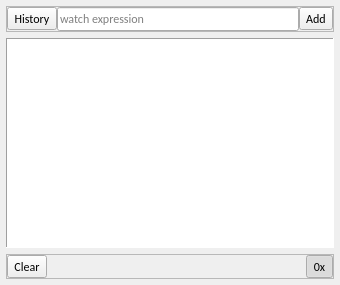
First picture: the form in src/view/WidgetExpression.ui, repository ukyouz/Visual-Studio-Debug-Tools, before the edit.
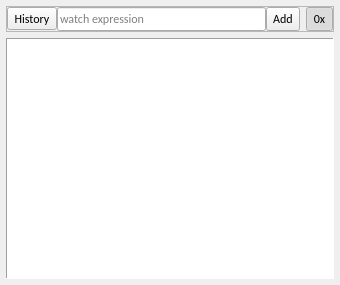
Second picture: the form after the edit. Icons and pictures are not drawn.

The edit to the form file:
```diff
--- a/src/view/WidgetExpression.ui
+++ b/src/view/WidgetExpression.ui
@@ -92,6 +92,12 @@
         </item>
         <item>
          <widget class="QToolButton" name="btnParse">
+          <property name="sizePolicy">
+           <sizepolicy hsizetype="Fixed" vsizetype="Ignored">
+            <horstretch>0</horstretch>
+            <verstretch>0</verstretch>
+           </sizepolicy>
+          </property>
           <property name="text">
            <string>Add</string>
           </property>
@@ -99,6 +105,31 @@
         </item>
        </layout>
       </item>
+      <item>
+       <widget class="QToolButton" name="btnToggleHex">
+        <property name="sizePolicy">
+         <sizepolicy hsizetype="Fixed" vsizetype="Ignored">
+          <horstretch>0</horstretch>
+          <verstretch>0</verstretch>
+         </sizepolicy>
+        </property>
+        <property name="text">
+         <string>0x</string>
+        </property>
+        <property name="checkable">
+         <bool>true</bool>
+        </property>
+        <property name="checked">
+         <bool>true</bool>
+        </property>
+        <property name="toolButtonStyle">
+         <enum>Qt::ToolButtonTextOnly</enum>
+        </property>
+        <property name="autoRaise">
+         <bool>true</bool>
+        </property>
+       </widget>
+      </item>
      </layout>
     </widget>
    </item>
@@ -142,69 +173,6 @@
      </property>
     </widget>
    </item>
-   <item>
-    <widget class="QFrame" name="frame">
-     <property name="frameShape">
-      <enum>QFrame::StyledPanel</enum>
-     </property>
-     <property name="frameShadow">
-      <enum>QFrame::Raised</enum>
-     </property>
-     <layout class="QHBoxLayout" name="horizontalLayout_2">
-      <property name="leftMargin">
-       <number>0</number>
-      </property>
-      <property name="topMargin">
-       <number>0</number>
-      </property>
-      <property name="rightMargin">
-       <number>0</number>
-      </property>
-      <property name="bottomMargin">
-       <number>0</number>
-      </property>
-      <item>
-       <widget class="QToolButton" name="btnClear">
-        <property name="text">
-         <string>Clear</string>
-        </property>
-       </widget>
-      </item>
-      <item>
-       <spacer name="horizontalSpacer">
-        <property name="orientation">
-         <enum>Qt::Horizontal</enum>
-        </property>
-        <property name="sizeHint" stdset="0">
-         <size>
-          <width>40</width>
-          <height>16</height>
-         </size>
-        </property>
-       </spacer>
-      </item>
-      <item>
-       <widget class="QToolButton" name="btnToggleHex">
-        <property name="text">
-         <string>0x</string>
-        </property>
-        <property name="checkable">
-         <bool>true</bool>
-        </property>
-        <property name="checked">
-         <bool>true</bool>
-        </property>
-        <property name="toolButtonStyle">
-         <enum>Qt::ToolButtonTextOnly</enum>
-        </property>
-        <property name="autoRaise">
-         <bool>true</bool>
-        </property>
-       </widget>
-      </item>
-     </layout>
-    </widget>
-   </item>
   </layout>
  </widget>
  <resources>
```
